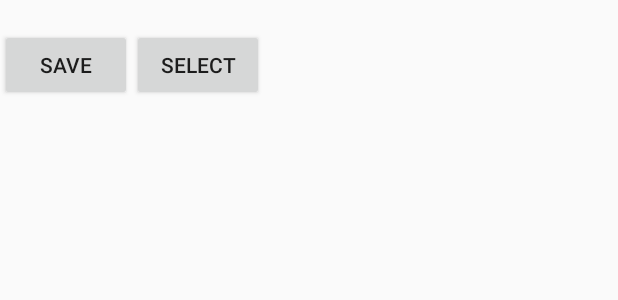
After one commit to lixinxinlove/RxJavaDemo, an Android app: the layout activity_object_box.xml on its own in the app's theme, with its tools: preview values and no code run, on a phone screen of 412 x 824 dp. The commit adds this screen. Shown: the top 300 px of the screen. Run offline under Robolectric (Android 15) with nearby library versions, the phone set to English and light mode, and no system bars; network calls fail.

Commit message:
添加  ObjectBox 数据存储

```diff
--- a/app/build.gradle
+++ b/app/build.gradle
@@ -1,4 +1,7 @@
 apply plugin: 'com.android.application'
+
+apply plugin: 'io.objectbox'
+
 android {
     compileSdkVersion 25
     buildToolsVersion "25.0.1"
--- a/app/src/main/AndroidManifest.xml
+++ b/app/src/main/AndroidManifest.xml
@@ -77,7 +77,8 @@
         <activity android:name=".activity.DialogFragmentDemoActivity" />
         <activity android:name=".activity.CacheActivity" />
         <activity android:name=".activity.RecyclerViewTopActivity" />
-        <activity android:name=".activity.TimesSquareActivity"></activity>
+        <activity android:name=".activity.TimesSquareActivity" />
+        <activity android:name=".activity.ObjectBoxActivity"></activity>
     </application>
 
 </manifest>
--- a/app/src/main/java/com/love/rxjavademo/activity/MainActivity.java
+++ b/app/src/main/java/com/love/rxjavademo/activity/MainActivity.java
@@ -278,6 +278,8 @@ public class MainActivity extends BaseActivity {
 
     public void TimesSquareActivity(View view) {
         startActivity(new Intent(this, TimesSquareActivity.class));
+    }public void ObjectBoxActivity(View view) {
+        startActivity(new Intent(this, ObjectBoxActivity.class));
     }
 
 }
--- a/app/src/main/java/com/love/rxjavademo/activity/TimesSquareActivity.java
+++ b/app/src/main/java/com/love/rxjavademo/activity/TimesSquareActivity.java
@@ -26,10 +26,10 @@ public class TimesSquareActivity extends BaseActivity {
         Calendar nextYear = Calendar.getInstance();
         nextYear.add(Calendar.MONTH, 3);
 
-        CalendarPickerView calendar = (CalendarPickerView) findViewById(R.id.calendar_view);
+
         Date today = new Date();
-        calendar.init(today, nextYear.getTime()).withSelectedDate(today);
-        calendar.init(today, nextYear.getTime()).inMode(CalendarPickerView.SelectionMode.SINGLE);
+        mCalendarPickerView.init(today, nextYear.getTime()).withSelectedDate(today);
+        mCalendarPickerView.init(today, nextYear.getTime()).inMode(CalendarPickerView.SelectionMode.SINGLE);
     }
 
     @Override
--- /dev/null
+++ b/app/src/main/res/layout/activity_object_box.xml
@@ -0,0 +1,32 @@
+<?xml version="1.0" encoding="utf-8"?>
+<LinearLayout xmlns:android="http://schemas.android.com/apk/res/android"
+    android:layout_width="match_parent"
+    android:layout_height="match_parent"
+    android:orientation="vertical">
+
+    <TextView
+        android:id="@+id/tv"
+        android:layout_width="wrap_content"
+        android:layout_height="wrap_content" />
+
+    <LinearLayout
+        android:layout_width="match_parent"
+        android:layout_height="wrap_content"
+        android:orientation="horizontal">
+
+        <Button
+            android:layout_width="wrap_content"
+            android:layout_height="wrap_content"
+            android:onClick="onSave"
+            android:text="save" />
+
+        <Button
+            android:layout_width="wrap_content"
+            android:layout_height="wrap_content"
+            android:onClick="onSelect"
+            android:text="select" />
+
+    </LinearLayout>
+
+
+</LinearLayout>
```
Also changed, not shown: app/src/main/java/com/love/rxjavademo/App.java (+10 -0 lines), app/src/main/java/com/love/rxjavademo/activity/ObjectBoxActivity.java (added, +58 -0 lines), app/src/main/java/com/love/rxjavademo/bean/Food.java (added, +105 -0 lines), app/src/main/res/layout/activity_main.xml (+8 -0 lines), build.gradle (+5 -2 lines).
